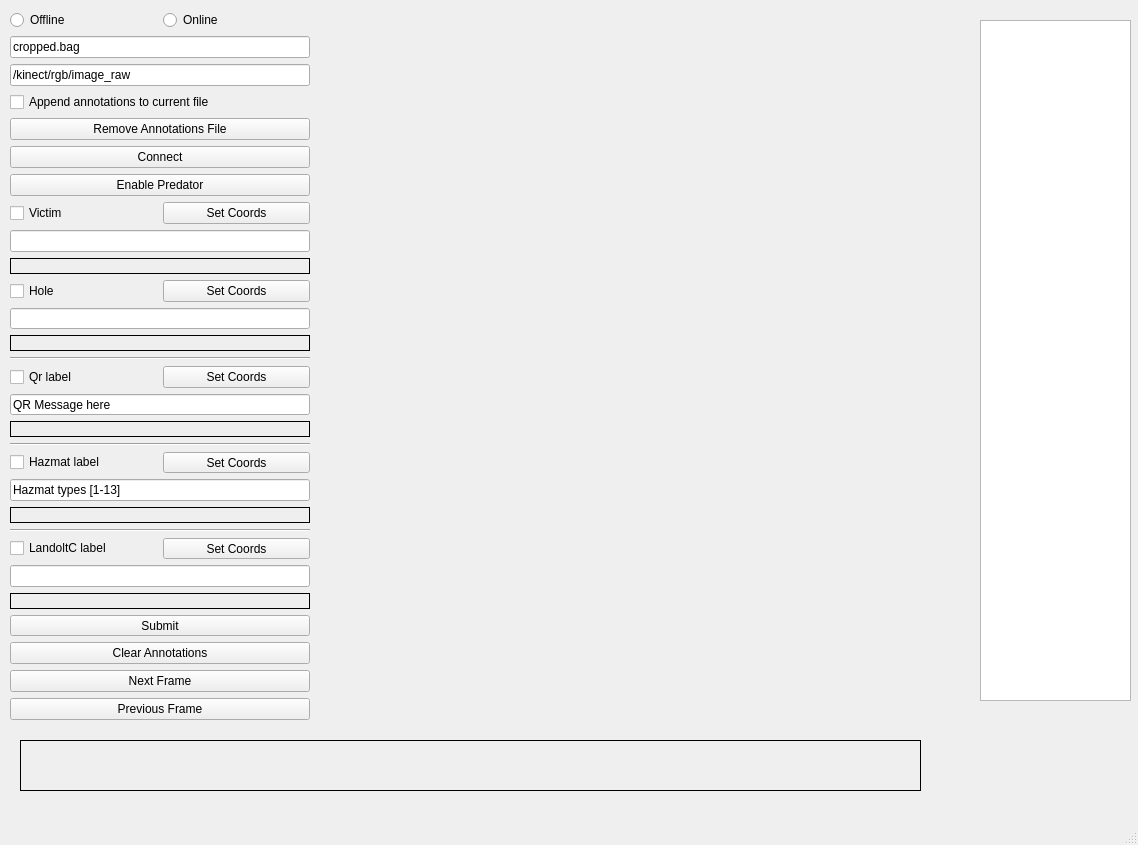
The window that pandora_vision/pandora_vision_annotator/ui/pandora_annotator.ui (pandora-auth-ros-pkg/pandora_ros_pkgs) describes before a commit, drawn with Qt 5.
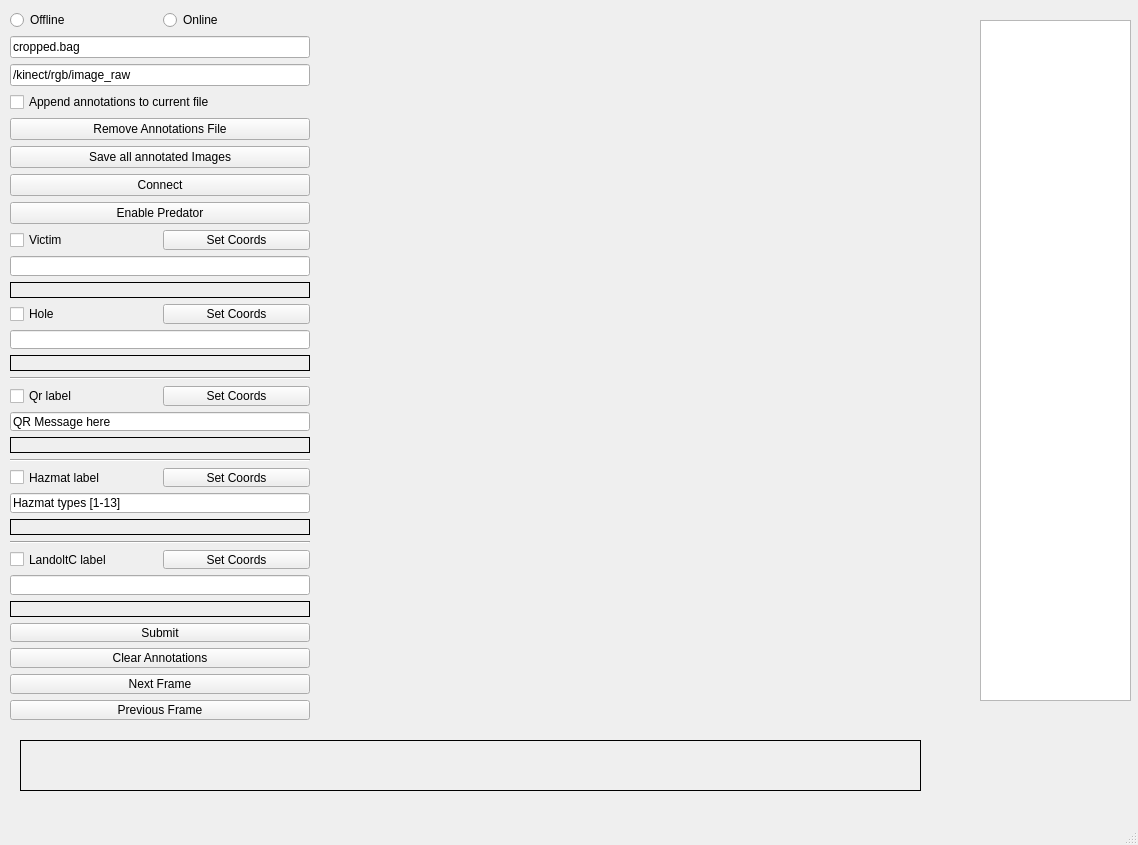
The same window after the commit.

What changed in the file:
```diff
--- a/pandora_vision/pandora_vision_annotator/ui/pandora_annotator.ui
+++ b/pandora_vision/pandora_vision_annotator/ui/pandora_annotator.ui
@@ -330,6 +330,13 @@
          </property>
         </widget>
        </item>
+       <item>
+        <widget class="QPushButton" name="saveImagesPushButton">
+         <property name="text">
+          <string>Save all annotated Images</string>
+         </property>
+        </widget>
+       </item>
        <item>
         <widget class="QPushButton" name="rosTopicPushButton">
          <property name="text">
```
